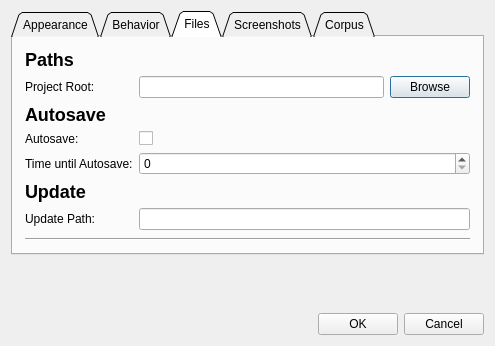
Old version of the form qt_ui/DialogPreferences.ui in the repository FilmColors/VIAN.
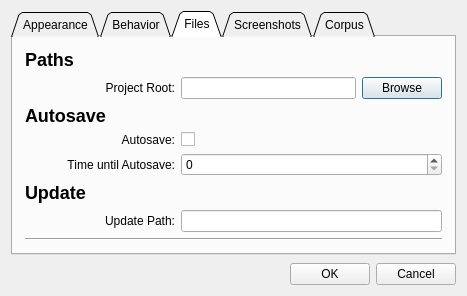
New version of the form. The open tabs and pages were chosen to show the change.

Commit message: Dialogs Layout and Help Button

The edit to the form file:
```diff
--- a/qt_ui/DialogPreferences.ui
+++ b/qt_ui/DialogPreferences.ui
@@ -6,8 +6,8 @@
    <rect>
     <x>0</x>
     <y>0</y>
-    <width>495</width>
-    <height>346</height>
+    <width>467</width>
+    <height>296</height>
    </rect>
   </property>
   <property name="windowTitle">
@@ -17,11 +17,17 @@
    <item>
     <widget class="QTabWidget" name="tabWidget">
      <property name="sizePolicy">
-      <sizepolicy hsizetype="Expanding" vsizetype="Minimum">
+      <sizepolicy hsizetype="Expanding" vsizetype="Preferred">
        <horstretch>0</horstretch>
        <verstretch>0</verstretch>
       </sizepolicy>
      </property>
+     <property name="minimumSize">
+      <size>
+       <width>0</width>
+       <height>0</height>
+      </size>
+     </property>
      <property name="tabPosition">
       <enum>QTabWidget::North</enum>
      </property>
@@ -185,23 +191,77 @@
         <number>12</number>
        </property>
        <item>
-        <layout class="QFormLayout" name="formLayout">
-         <item row="2" column="0">
+        <layout class="QVBoxLayout" name="verticalLayout_7">
+         <item>
+          <widget class="QLabel" name="label_16">
+           <property name="text">
+            <string>&lt;html&gt;&lt;head/&gt;&lt;body&gt;&lt;p&gt;&lt;span style=&quot; font-size:x-large; font-weight:600;&quot;&gt;Paths&lt;/span&gt;&lt;/p&gt;&lt;/body&gt;&lt;/html&gt;</string>
+           </property>
+          </widget>
+         </item>
+         <item>
+          <layout class="QHBoxLayout" name="horizontalLayout_4">
+           <item>
+            <widget class="QLabel" name="label_17">
+             <property name="minimumSize">
+              <size>
+               <width>150</width>
+               <height>0</height>
+              </size>
+             </property>
+             <property name="text">
+              <string>Project Root:</string>
+             </property>
+             <property name="alignment">
+              <set>Qt::AlignRight|Qt::AlignTrailing|Qt::AlignVCenter</set>
+             </property>
+            </widget>
+           </item>
+           <item>
+            <widget class="QLineEdit" name="lineEdit_ProjectsFolder"/>
+           </item>
+           <item>
+            <widget class="QPushButton" name="btn_BrowseProjectsFolder">
+             <property name="text">
+              <string>Browse</string>
+             </property>
+            </widget>
+           </item>
+          </layout>
+         </item>
+         <item>
           <widget class="QLabel" name="label_3">
            <property name="text">
             <string>&lt;h2&gt;Autosave</string>
            </property>
           </widget>
          </item>
-         <item row="3" column="0">
+         <item>
+          <layout class="QHBoxLayout" name="horizontalLayout_8">
+           <item>
           <widget class="QLabel" name="label_4">
+             <property name="minimumSize">
+              <size>
+               <width>150</width>
+               <height>0</height>
+              </size>
+             </property>
            <property name="text">
             <string>Autosave:</string>
            </property>
-          </widget>
-         </item>
-         <item row="3" column="1">
+             <property name="alignment">
+              <set>Qt::AlignRight|Qt::AlignTrailing|Qt::AlignVCenter</set>
+             </property>
+            </widget>
+           </item>
+           <item>
           <widget class="QCheckBox" name="checkBox_Autosave">
+             <property name="sizePolicy">
+              <sizepolicy hsizetype="Expanding" vsizetype="Fixed">
+               <horstretch>0</horstretch>
+               <verstretch>0</verstretch>
+              </sizepolicy>
+             </property>
            <property name="text">
             <string/>
            </property>
@@ -210,60 +270,63 @@
            </property>
           </widget>
          </item>
-         <item row="4" column="0">
+          </layout>
+         </item>
+         <item>
+          <layout class="QHBoxLayout" name="horizontalLayout_9">
+           <item>
           <widget class="QLabel" name="label_5">
+             <property name="minimumSize">
+              <size>
+               <width>150</width>
+               <height>0</height>
+              </size>
+             </property>
            <property name="text">
             <string>Time until Autosave:</string>
            </property>
-          </widget>
-         </item>
-         <item row="4" column="1">
-          <widget class="QSpinBox" name="spinBox_AutosaveTime"/>
-         </item>
-         <item row="0" column="0">
-          <widget class="QLabel" name="label_16">
-           <property name="text">
-            <string>&lt;html&gt;&lt;head/&gt;&lt;body&gt;&lt;p&gt;&lt;span style=&quot; font-size:x-large; font-weight:600;&quot;&gt;Paths&lt;/span&gt;&lt;/p&gt;&lt;/body&gt;&lt;/html&gt;</string>
+             <property name="alignment">
+              <set>Qt::AlignRight|Qt::AlignTrailing|Qt::AlignVCenter</set>
            </property>
           </widget>
          </item>
-         <item row="1" column="0">
-          <widget class="QLabel" name="label_17">
-           <property name="text">
-            <string>Project Root:</string>
-           </property>
-          </widget>
-         </item>
-         <item row="1" column="1">
-          <layout class="QHBoxLayout" name="horizontalLayout_4">
            <item>
-            <widget class="QLineEdit" name="lineEdit_ProjectsFolder"/>
-           </item>
-           <item>
-            <widget class="QPushButton" name="btn_BrowseProjectsFolder">
-             <property name="text">
-              <string>Browse</string>
+            <widget class="QSpinBox" name="spinBox_AutosaveTime">
+             <property name="sizePolicy">
+              <sizepolicy hsizetype="Expanding" vsizetype="Fixed">
+               <horstretch>0</horstretch>
+               <verstretch>0</verstretch>
+              </sizepolicy>
              </property>
             </widget>
            </item>
           </layout>
          </item>
-         <item row="5" column="0">
+         <item>
           <widget class="QLabel" name="label_22">
            <property name="text">
             <string>&lt;html&gt;&lt;head/&gt;&lt;body&gt;&lt;p&gt;&lt;span style=&quot; font-size:x-large; font-weight:600;&quot;&gt;Update&lt;/span&gt;&lt;/p&gt;&lt;/body&gt;&lt;/html&gt;</string>
            </property>
           </widget>
          </item>
-         <item row="6" column="0">
+         <item>
+          <layout class="QHBoxLayout" name="horizontalLayout_5">
+           <item>
           <widget class="QLabel" name="label_23">
+             <property name="minimumSize">
+              <size>
+               <width>150</width>
+               <height>0</height>
+              </size>
+             </property>
            <property name="text">
             <string>Update Path:</string>
            </property>
-          </widget>
-         </item>
-         <item row="6" column="1">
-          <layout class="QHBoxLayout" name="horizontalLayout_5">
+             <property name="alignment">
+              <set>Qt::AlignRight|Qt::AlignTrailing|Qt::AlignVCenter</set>
+             </property>
+            </widget>
+           </item>
            <item>
             <widget class="QLineEdit" name="lineEdit_UpdateSource"/>
            </item>
@@ -498,6 +561,9 @@
      <property name="orientation">
       <enum>Qt::Vertical</enum>
      </property>
+     <property name="sizeType">
+      <enum>QSizePolicy::Expanding</enum>
+     </property>
      <property name="sizeHint" stdset="0">
       <size>
        <width>20</width>
```
Left out of the diff: 235 changed lines with no effect on the pictures. Lines whose indentation alone changed are shown as unchanged. The commit also changes 17 other files.
